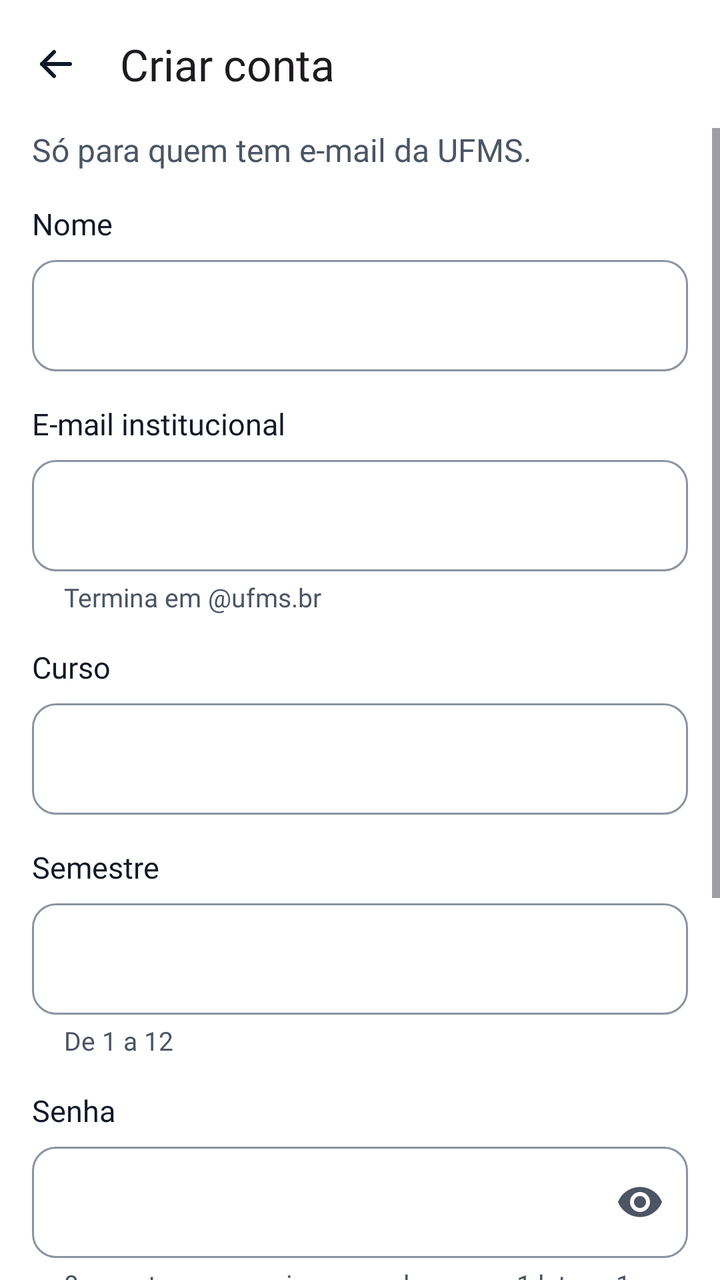
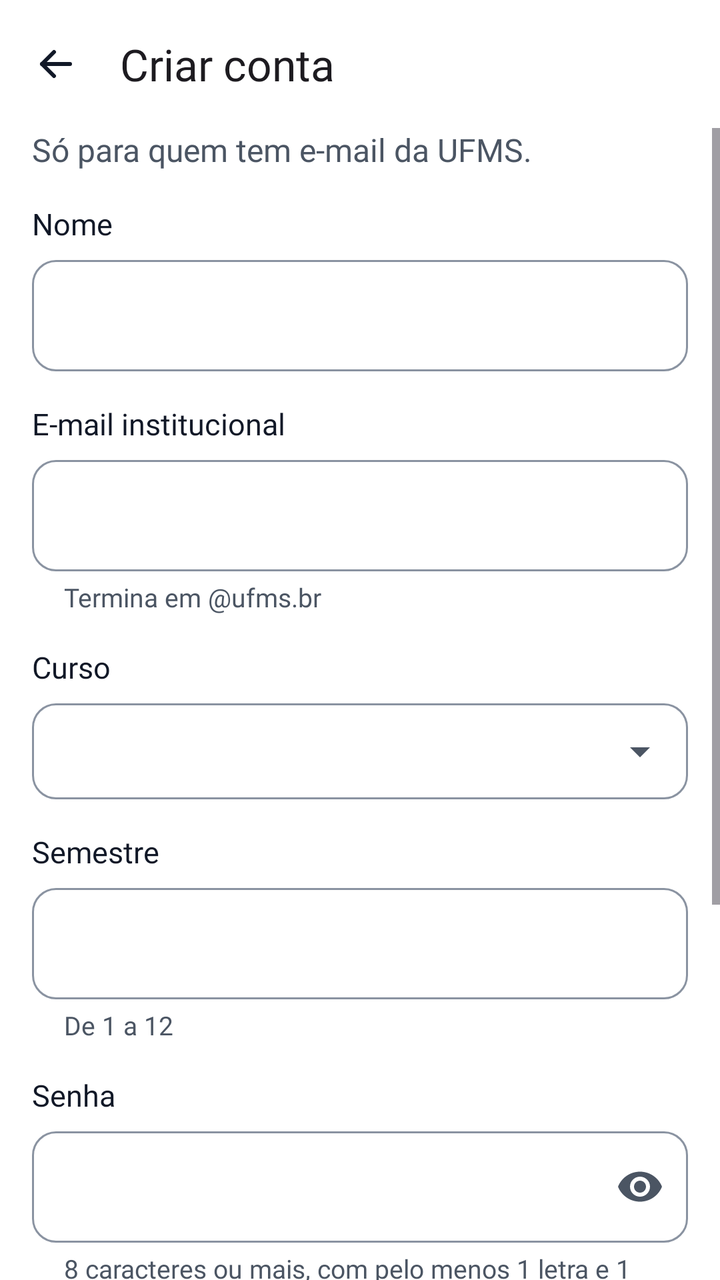

Before-and-after screenshots of an Android layout around one commit, followed by the original layout XML and the change that was made.
<!-- AndroidManifest.xml: application theme Theme.LeiaUFMS -->
<!-- res/layout/fragment_register.xml -->
<?xml version="1.0" encoding="utf-8"?>
<LinearLayout xmlns:android="http://schemas.android.com/apk/res/android"
    xmlns:app="http://schemas.android.com/apk/res-auto"
    android:layout_width="match_parent"
    android:layout_height="match_parent"
    android:orientation="vertical">

    <com.google.android.material.appbar.MaterialToolbar
        android:id="@+id/toolbar"
        android:layout_width="match_parent"
        android:layout_height="?attr/actionBarSize"
        app:navigationContentDescription="@string/action_back"
        app:navigationIcon="@drawable/ic_back"
        app:title="@string/register_title" />

    <ScrollView
        android:id="@+id/scroll"
    android:defaultFocusHighlightEnabled="false"
        android:layout_width="match_parent"
        android:layout_height="0dp"
        android:layout_weight="1">

        <LinearLayout
            android:id="@+id/form"
            android:layout_width="match_parent"
            android:layout_height="wrap_content"
            android:orientation="vertical"
            android:paddingStart="@dimen/screen_margin"
            android:paddingEnd="@dimen/screen_margin"
            android:paddingBottom="@dimen/space_l">

            <TextView
                android:layout_width="match_parent"
                android:layout_height="wrap_content"
                android:text="@string/register_subtitle"
                android:textAppearance="@style/TextAppearance.Leia.Body"
                android:textColor="@color/leia_on_surface_variant" />

        <TextView
            android:id="@+id/label_name"
            style="@style/Widget.Leia.FieldLabel"
            android:labelFor="@id/input_name"
            android:text="@string/label_name" />

        <com.google.android.material.textfield.TextInputLayout
            android:id="@+id/layout_name"
            style="@style/Widget.Leia.Field">

            <com.google.android.material.textfield.TextInputEditText
                android:id="@+id/input_name"
                style="@style/Widget.Leia.FieldInput"
                android:autofillHints="name"
                android:imeOptions="actionNext"
                android:inputType="textPersonName|textCapWords"
                android:maxLength="80" />
        </com.google.android.material.textfield.TextInputLayout>

        <TextView
            android:id="@+id/label_email"
            style="@style/Widget.Leia.FieldLabel"
            android:labelFor="@id/input_email"
            android:text="@string/label_email_institutional" />

        <com.google.android.material.textfield.TextInputLayout
            android:id="@+id/layout_email"
            style="@style/Widget.Leia.Field"
            app:helperText="@string/helper_email">

            <com.google.android.material.textfield.TextInputEditText
                android:id="@+id/input_email"
                style="@style/Widget.Leia.FieldInput"
                android:autofillHints="emailAddress"
                android:imeOptions="actionNext"
                android:inputType="textEmailAddress|textNoSuggestions"
                android:maxLength="120" />
        </com.google.android.material.textfield.TextInputLayout>

        <TextView
            android:id="@+id/label_course"
            style="@style/Widget.Leia.FieldLabel"
            android:labelFor="@id/input_course"
            android:text="@string/label_course" />

        <com.google.android.material.textfield.TextInputLayout
            android:id="@+id/layout_course"
            style="@style/Widget.Leia.Field">

            <com.google.android.material.textfield.TextInputEditText
                android:id="@+id/input_course"
                style="@style/Widget.Leia.FieldInput"
                android:importantForAutofill="no"
                android:imeOptions="actionNext"
                android:inputType="textCapSentences"
                android:maxLength="80" />
        </com.google.android.material.textfield.TextInputLayout>

        <TextView
            android:id="@+id/label_semester"
            style="@style/Widget.Leia.FieldLabel"
            android:labelFor="@id/input_semester"
            android:text="@string/label_semester" />

        <com.google.android.material.textfield.TextInputLayout
            android:id="@+id/layout_semester"
            style="@style/Widget.Leia.Field"
            app:helperText="@string/helper_semester">

            <com.google.android.material.textfield.TextInputEditText
                android:id="@+id/input_semester"
                style="@style/Widget.Leia.FieldInput"
                android:importantForAutofill="no"
                android:imeOptions="actionNext"
                android:inputType="number"
                android:maxLength="2" />
        </com.google.android.material.textfield.TextInputLayout>

        <TextView
            android:id="@+id/label_password"
            style="@style/Widget.Leia.FieldLabel"
            android:labelFor="@id/input_password"
            android:text="@string/label_password" />

        <com.google.android.material.textfield.TextInputLayout
            android:id="@+id/layout_password"
            style="@style/Widget.Leia.Field"
            app:helperText="@string/helper_password"
            app:endIconMode="password_toggle">

            <com.google.android.material.textfield.TextInputEditText
                android:id="@+id/input_password"
                style="@style/Widget.Leia.FieldInput"
                android:autofillHints="newPassword"
                android:imeOptions="actionNext"
                android:inputType="textPassword"
                android:maxLength="64" />
        </com.google.android.material.textfield.TextInputLayout>

        <TextView
            android:id="@+id/label_confirm"
            style="@style/Widget.Leia.FieldLabel"
            android:labelFor="@id/input_confirm"
            android:text="@string/label_password_confirm" />

        <com.google.android.material.textfield.TextInputLayout
            android:id="@+id/layout_confirm"
            style="@style/Widget.Leia.Field"
            app:endIconMode="password_toggle">

            <com.google.android.material.textfield.TextInputEditText
                android:id="@+id/input_confirm"
                style="@style/Widget.Leia.FieldInput"
                android:autofillHints="newPassword"
                android:imeOptions="actionDone"
                android:inputType="textPassword"
                android:maxLength="64" />
        </com.google.android.material.textfield.TextInputLayout>

            <com.google.android.material.button.MaterialButton
                android:id="@+id/button_register"
                android:layout_width="match_parent"
                android:layout_height="wrap_content"
                android:layout_marginTop="@dimen/space_l"
                android:text="@string/action_register" />

            <com.google.android.material.progressindicator.LinearProgressIndicator
                android:id="@+id/progress"
                android:layout_width="match_parent"
                android:layout_height="wrap_content"
                android:layout_marginTop="@dimen/space_xs"
                android:indeterminate="true"
                android:visibility="invisible" />

            <LinearLayout
                android:layout_width="match_parent"
                android:layout_height="wrap_content"
                android:gravity="center"
                android:orientation="horizontal">

                <TextView
                    android:layout_width="wrap_content"
                    android:layout_height="wrap_content"
                    android:text="@string/register_have_account"
                    android:textAppearance="@style/TextAppearance.Leia.BodySmall"
                    android:textColor="@color/leia_on_surface_variant" />

                <com.google.android.material.button.MaterialButton
                    android:id="@+id/button_go_login"
                    style="?attr/borderlessButtonStyle"
                    android:layout_width="wrap_content"
                    android:layout_height="wrap_content"
                    android:text="@string/action_go_login" />
            </LinearLayout>
        </LinearLayout>
    </ScrollView>
</LinearLayout>
<!-- resources referenced by this layout -->
<resources>
  <color name="leia_on_surface_variant">#4B5563</color>
  <dimen name="screen_margin">16dp</dimen>
  <dimen name="space_l">24dp</dimen>
  <dimen name="space_xs">8dp</dimen>
  <string name="action_back">Voltar</string>
  <string name="action_go_login">Entrar</string>
  <string name="action_register">Criar conta</string>
  <string name="helper_email">Termina em @ufms.br</string>
  <string name="helper_password">8 caracteres ou mais, com pelo menos 1 letra e 1 número.</string>
  <string name="helper_semester">De 1 a 12</string>
  <string name="label_course">Curso</string>
  <string name="label_email_institutional">E-mail institucional</string>
  <string name="label_name">Nome</string>
  <string name="label_password">Senha</string>
  <string name="label_password_confirm">Confirme a senha</string>
  <string name="label_semester">Semestre</string>
  <string name="register_have_account">Já tem conta?</string>
  <string name="register_subtitle">Só para quem tem e-mail da UFMS.</string>
  <string name="register_title">Criar conta</string>
  <style name="Widget.Leia.Field" parent="">
          <item name="android:layout_width">match_parent</item>
          <item name="android:layout_height">wrap_content</item>
          <item name="hintEnabled">false</item>
      </style>
  <style name="Theme.LeiaUFMS" parent="Base.Theme.LeiaUFMS" />
  <dimen name="touch_target">48dp</dimen>
  <color name="leia_on_background">#111827</color>
  <dimen name="space_m">16dp</dimen>
  <color name="leia_primary">#1B4F8F</color>
  <color name="leia_on_primary">#FFFFFF</color>
  <color name="leia_primary_container">#E3ECF8</color>
  <color name="leia_on_primary_container">#0D2A4D</color>
  <color name="leia_tertiary">#8A5A12</color>
  <color name="leia_on_tertiary">#FFFFFF</color>
  <color name="leia_tertiary_container">#FDF0D5</color>
  <color name="leia_on_tertiary_container">#3D2A08</color>
  <color name="leia_error">#B42318</color>
  <color name="leia_on_error">#FFFFFF</color>
  <color name="leia_error_container">#FDE3E1</color>
  <color name="leia_on_error_container">#5A0E09</color>
  <color name="leia_background">#FFFFFF</color>
  <color name="leia_surface_container">#F4F6FA</color>
  <color name="leia_surface">#FFFFFF</color>
  <color name="leia_outline">#8A93A1</color>
  <color name="leia_inverse_primary">#8DB8F2</color>
  <color name="leia_outline_variant">#E5E7EB</color>
  <style name="ShapeAppearance.Leia.Small" parent="ShapeAppearance.Material3.Corner.Small">
          <item name="cornerFamily">rounded</item>
          <item name="cornerSize">@dimen/radius_s</item>
      </style>
  <style name="ShapeAppearance.Leia.Medium" parent="ShapeAppearance.Material3.Corner.Medium">
          <item name="cornerFamily">rounded</item>
          <item name="cornerSize">@dimen/radius_m</item>
      </style>
  <style name="ShapeAppearance.Leia.Large" parent="ShapeAppearance.Material3.Corner.Large">
          <item name="cornerFamily">rounded</item>
          <item name="cornerSize">@dimen/radius_l</item>
      </style>
  <style name="Widget.Leia.Chip" parent="Widget.Material3.Chip.Filter">
          <item name="chipMinTouchTargetSize">@dimen/touch_target</item>
      </style>
  <dimen name="radius_s">8dp</dimen>
  <dimen name="radius_m">12dp</dimen>
  <dimen name="radius_l">16dp</dimen>
  <dimen name="button_height">52dp</dimen>
  <dimen name="radius_button">12dp</dimen>
  <dimen name="elevation_card">2dp</dimen>
  <style name="TextAppearance.Leia.NavInactive" parent="TextAppearance.Leia.Label">
          <item name="android:textSize">12sp</item>
      </style>
  <dimen name="elevation_hero">6dp</dimen>
  <style name="MaterialAlertDialog.Leia" parent="MaterialAlertDialog.Material3">
          <item name="backgroundTint">@color/leia_surface</item>
          <item name="shapeAppearance">@style/ShapeAppearance.Leia.Large</item>
      </style>
  <!-- unchanged entries left out for length: 22 -->
</resources>

<!-- the commit's change to res/layout/fragment_register.xml (unified diff, before → after) -->
@@ -81,16 +81,18 @@
             android:labelFor="@id/input_course"
             android:text="@string/label_course" />
 
+        
         <com.google.android.material.textfield.TextInputLayout
             android:id="@+id/layout_course"
-            style="@style/Widget.Leia.Field">
+            style="@style/Widget.Leia.Field.Dropdown">
 
-            <com.google.android.material.textfield.TextInputEditText
+            <com.google.android.material.textfield.MaterialAutoCompleteTextView
                 android:id="@+id/input_course"
                 style="@style/Widget.Leia.FieldInput"
+                android:completionThreshold="1"
                 android:importantForAutofill="no"
                 android:imeOptions="actionNext"
-                android:inputType="textCapSentences"
+                android:inputType="textCapWords"
                 android:maxLength="80" />
         </com.google.android.material.textfield.TextInputLayout>
 
<!-- resource entries referenced after the edit -->
@@ -23,6 +23,9 @@
           <item name="android:layout_width">match_parent</item>
           <item name="android:layout_height">wrap_content</item>
           <item name="hintEnabled">false</item>
+      </style>
+  <style name="Widget.Leia.Field.Dropdown">
+          <item name="endIconMode">dropdown_menu</item>
       </style>
   <style name="Theme.LeiaUFMS" parent="Base.Theme.LeiaUFMS" />
   <dimen name="touch_target">48dp</dimen>
